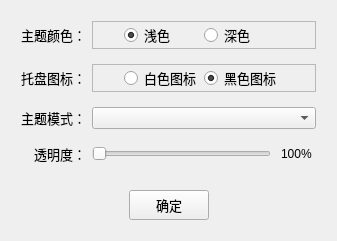
Old version of the form src/card/main_card/SettingCard/setting/setting_theme_form.ui in the repository baby7/agile-tiles.
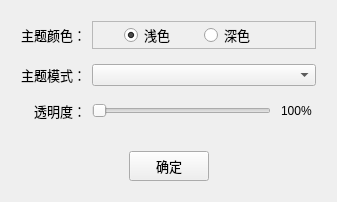
New version of the form.

Diff of the .ui file:
```diff
--- a/src/card/main_card/SettingCard/setting/setting_theme_form.ui
+++ b/src/card/main_card/SettingCard/setting/setting_theme_form.ui
@@ -7,7 +7,7 @@
     <x>0</x>
     <y>0</y>
     <width>337</width>
-    <height>241</height>
+    <height>202</height>
    </rect>
   </property>
   <property name="windowTitle">
@@ -61,7 +61,125 @@
          </property>
         </widget>
        </item>
-       <item row="2" column="1">
+       <item row="0" column="1">
+        <widget class="QFrame" name="frame">
+         <property name="frameShape">
+          <enum>QFrame::StyledPanel</enum>
+         </property>
+         <property name="frameShadow">
+          <enum>QFrame::Raised</enum>
+         </property>
+         <layout class="QGridLayout" name="gridLayout">
+          <property name="leftMargin">
+           <number>0</number>
+          </property>
+          <property name="topMargin">
+           <number>0</number>
+          </property>
+          <property name="rightMargin">
+           <number>0</number>
+          </property>
+          <property name="bottomMargin">
+           <number>0</number>
+          </property>
+          <property name="spacing">
+           <number>0</number>
+          </property>
+          <item row="0" column="0">
+           <layout class="QHBoxLayout" name="horizontalLayout">
+            <property name="spacing">
+             <number>0</number>
+            </property>
+            <item>
+             <widget class="QRadioButton" name="radio_button_color_light">
+              <property name="minimumSize">
+               <size>
+                <width>80</width>
+                <height>20</height>
+               </size>
+              </property>
+              <property name="maximumSize">
+               <size>
+                <width>80</width>
+                <height>16777215</height>
+               </size>
+              </property>
+              <property name="font">
+               <font>
+                <family>思源黑体</family>
+                <pointsize>10</pointsize>
+               </font>
+              </property>
+              <property name="text">
+               <string>浅色</string>
+              </property>
+              <property name="checkable">
+               <bool>true</bool>
+              </property>
+              <property name="checked">
+               <bool>true</bool>
+              </property>
+             </widget>
+            </item>
+            <item>
+             <widget class="QRadioButton" name="radio_button_color_dark">
+              <property name="minimumSize">
+               <size>
+                <width>80</width>
+                <height>20</height>
+               </size>
+              </property>
+              <property name="maximumSize">
+               <size>
+                <width>80</width>
+                <height>16777215</height>
+               </size>
+              </property>
+              <property name="sizeIncrement">
+               <size>
+                <width>55</width>
+                <height>0</height>
+               </size>
+              </property>
+              <property name="font">
+               <font>
+                <family>思源黑体</family>
+                <pointsize>10</pointsize>
+               </font>
+              </property>
+              <property name="text">
+               <string>深色</string>
+              </property>
+             </widget>
+            </item>
+           </layout>
+          </item>
+         </layout>
+        </widget>
+       </item>
+       <item row="1" column="0">
+        <widget class="QLabel" name="label_3">
+         <property name="minimumSize">
+          <size>
+           <width>0</width>
+           <height>20</height>
+          </size>
+         </property>
+         <property name="font">
+          <font>
+           <family>思源黑体</family>
+           <pointsize>10</pointsize>
+          </font>
+         </property>
+         <property name="styleSheet">
+          <string notr="true">background: transparent;</string>
+         </property>
+         <property name="text">
+          <string>主题模式：</string>
+         </property>
+        </widget>
+       </item>
+       <item row="1" column="1">
         <layout class="QHBoxLayout" name="horizontalLayout_7">
          <property name="spacing">
           <number>10</number>
@@ -71,7 +189,29 @@
          </item>
         </layout>
        </item>
-       <item row="3" column="1">
+       <item row="2" column="0">
+        <widget class="QLabel" name="label_4">
+         <property name="minimumSize">
+          <size>
+           <width>0</width>
+           <height>20</height>
+          </size>
+         </property>
+         <property name="font">
+          <font>
+           <family>思源黑体</family>
+           <pointsize>10</pointsize>
+          </font>
+         </property>
+         <property name="styleSheet">
+          <string notr="true">background: transparent;</string>
+         </property>
+         <property name="text">
+          <string>透明度：</string>
+         </property>
+        </widget>
+       </item>
+       <item row="2" column="1">
         <layout class="QHBoxLayout" name="horizontalLayout_2">
          <property name="spacing">
           <number>10</number>
@@ -107,258 +247,6 @@
          </item>
         </layout>
        </item>
-       <item row="2" column="0">
-        <widget class="QLabel" name="label_3">
-         <property name="minimumSize">
-          <size>
-           <width>0</width>
-           <height>20</height>
-          </size>
-         </property>
-         <property name="font">
-          <font>
-           <family>思源黑体</family>
-           <pointsize>10</pointsize>
-          </font>
-         </property>
-         <property name="styleSheet">
-          <string notr="true">background: transparent;</string>
-         </property>
-         <property name="text">
-          <string>主题模式：</string>
-         </property>
-        </widget>
-       </item>
-       <item row="3" column="0">
-        <widget class="QLabel" name="label_4">
-         <property name="minimumSize">
-          <size>
-           <width>0</width>
-           <height>20</height>
-          </size>
-         </property>
-         <property name="font">
-          <font>
-           <family>思源黑体</family>
-           <pointsize>10</pointsize>
-          </font>
-         </property>
-         <property name="styleSheet">
-          <string notr="true">background: transparent;</string>
-         </property>
-         <property name="text">
-          <string>透明度：</string>
-         </property>
-        </widget>
-       </item>
-       <item row="1" column="0">
-        <widget class="QLabel" name="label_5">
-         <property name="minimumSize">
-          <size>
-           <width>0</width>
-           <height>20</height>
-          </size>
-         </property>
-         <property name="font">
-          <font>
-           <family>思源黑体</family>
-           <pointsize>10</pointsize>
-          </font>
-         </property>
-         <property name="styleSheet">
-          <string notr="true">background: transparent;</string>
-         </property>
-         <property name="text">
-          <string>托盘图标：</string>
-         </property>
-        </widget>
-       </item>
-       <item row="0" column="1">
-        <widget class="QFrame" name="frame">
-         <property name="frameShape">
-          <enum>QFrame::StyledPanel</enum>
-         </property>
-         <property name="frameShadow">
-          <enum>QFrame::Raised</enum>
-         </property>
-         <layout class="QGridLayout" name="gridLayout">
-          <property name="leftMargin">
-           <number>0</number>
-          </property>
-          <property name="topMargin">
-           <number>0</number>
-          </property>
-          <property name="rightMargin">
-           <number>0</number>
-          </property>
-          <property name="bottomMargin">
-           <number>0</number>
-          </property>
-          <property name="spacing">
-           <number>0</number>
-          </property>
-          <item row="0" column="0">
-           <layout class="QHBoxLayout" name="horizontalLayout">
-            <property name="spacing">
-             <number>0</number>
-            </property>
-            <item>
-             <widget class="QRadioButton" name="radio_button_color_light">
-              <property name="minimumSize">
-               <size>
-                <width>80</width>
-                <height>20</height>
-               </size>
-              </property>
-              <property name="maximumSize">
-               <size>
-                <width>80</width>
-                <height>16777215</height>
-               </size>
-              </property>
-              <property name="font">
-               <font>
-                <family>思源黑体</family>
-                <pointsize>10</pointsize>
-               </font>
-              </property>
-              <property name="text">
-               <string>浅色</string>
-              </property>
-              <property name="checkable">
-               <bool>true</bool>
-              </property>
-              <property name="checked">
-               <bool>true</bool>
-              </property>
-             </widget>
-            </item>
-            <item>
-             <widget class="QRadioButton" name="radio_button_color_dark">
-              <property name="minimumSize">
-               <size>
-                <width>80</width>
-                <height>20</height>
-               </size>
-              </property>
-              <property name="maximumSize">
-               <size>
-                <width>80</width>
-                <height>16777215</height>
-               </size>
-              </property>
-              <property name="sizeIncrement">
-               <size>
-                <width>55</width>
-                <height>0</height>
-               </size>
-              </property>
-              <property name="font">
-               <font>
-                <family>思源黑体</family>
-                <pointsize>10</pointsize>
-               </font>
-              </property>
-              <property name="text">
-               <string>深色</string>
-              </property>
-             </widget>
-            </item>
-           </layout>
-          </item>
-         </layout>
-        </widget>
-       </item>
-       <item row="1" column="1">
-        <widget class="QFrame" name="frame_2">
-         <property name="frameShape">
-          <enum>QFrame::StyledPanel</enum>
-         </property>
-         <property name="frameShadow">
-          <enum>QFrame::Raised</enum>
-         </property>
-         <layout class="QGridLayout" name="gridLayout_2">
-          <property name="leftMargin">
-           <number>0</number>
-          </property>
-          <property name="topMargin">
-           <number>0</number>
-          </property>
-          <property name="rightMargin">
-           <number>0</number>
-          </property>
-          <property name="bottomMargin">
-           <number>0</number>
-          </property>
-          <property name="spacing">
-           <number>0</number>
-          </property>
-          <item row="0" column="0">
-           <layout class="QHBoxLayout" name="horizontalLayout_3">
-            <item>
-             <widget class="QRadioButton" name="radio_button_icon_color_white">
-              <property name="minimumSize">
-               <size>
-                <width>80</width>
-                <height>20</height>
-               </size>
-              </property>
-              <property name="maximumSize">
-               <size>
-                <width>80</width>
-                <height>16777215</height>
-               </size>
-              </property>
-              <property name="font">
-               <font>
-                <family>思源黑体</family>
-                <pointsize>10</pointsize>
-               </font>
-              </property>
-              <property name="text">
-               <string>白色图标</string>
-              </property>
-             </widget>
-            </item>
-            <item>
-             <widget class="QRadioButton" name="radio_button_icon_color_black">
-              <property name="minimumSize">
-               <size>
-                <width>80</width>
-                <height>20</height>
-               </size>
-              </property>
-              <property name="maximumSize">
-               <size>
-                <width>80</width>
-                <height>16777215</height>
-               </size>
-              </property>
-              <property name="sizeIncrement">
-               <size>
-                <width>55</width>
-                <height>0</height>
-               </size>
-              </property>
-              <property name="font">
-               <font>
-                <family>思源黑体</family>
-                <pointsize>10</pointsize>
-               </font>
-              </property>
-              <property name="text">
-               <string>黑色图标</string>
-              </property>
-              <property name="checked">
-               <bool>true</bool>
-              </property>
-             </widget>
-            </item>
-           </layout>
-          </item>
-         </layout>
-        </widget>
-       </item>
       </layout>
      </item>
      <item>
```
